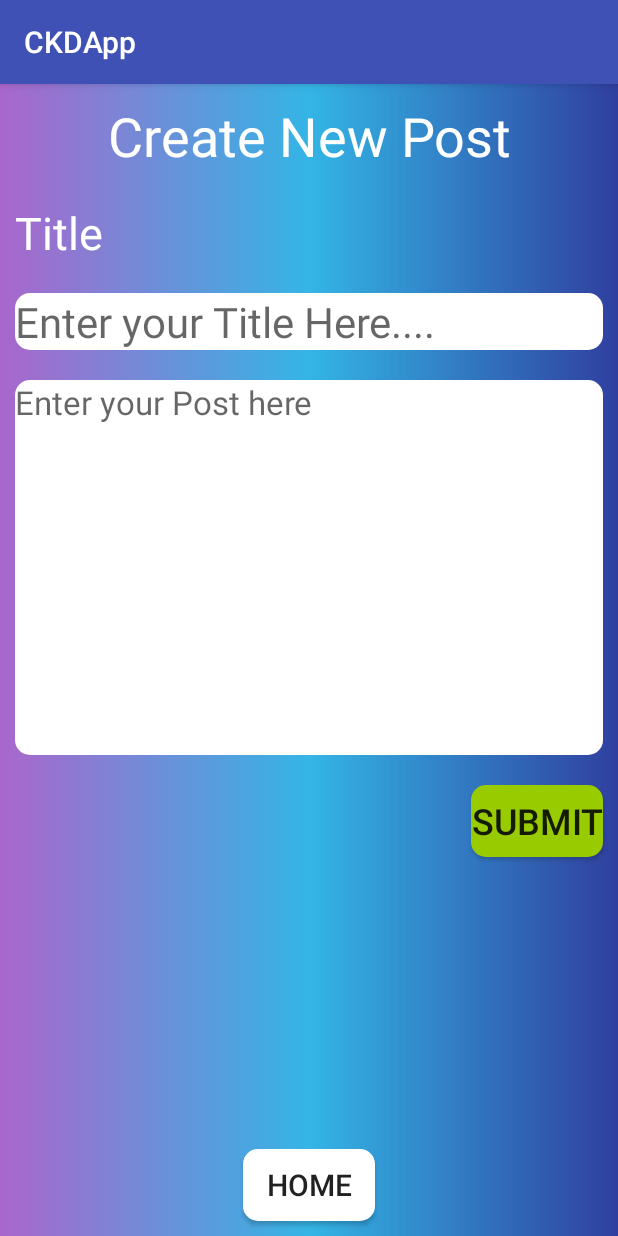
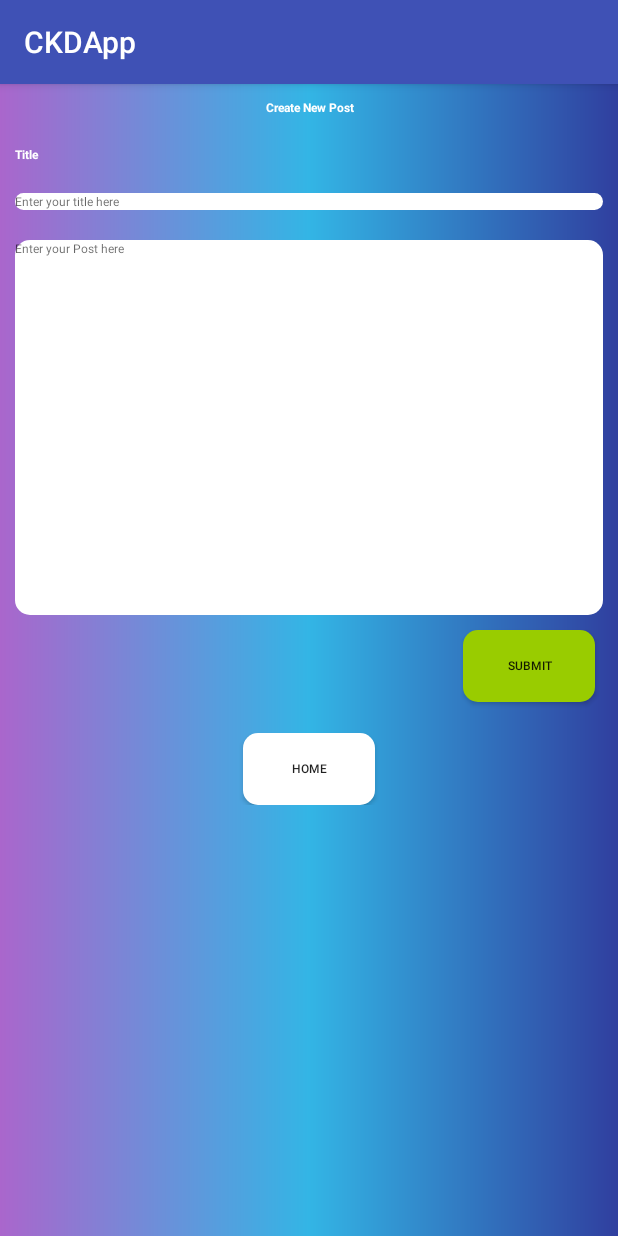
Before and after one commit to rav-singh/CKDApp, an Android app: the NewThread screen opened directly, with no data from a screen before it, on a phone screen of 412 x 824 dp. Run offline under Robolectric (Android 15) with nearby library versions, the phone set to English and light mode, and no system bars; our stand-ins replace Firebase (no records; nobody signed in at launch, a user with empty details on screens opened directly).

Commit message:
Entire activity now Scrollable. Set Title Length Limit. Updated TextSize to reference dimens.xml

```diff
--- a/app/src/main/res/layout/activity_new_thread.xml
+++ b/app/src/main/res/layout/activity_new_thread.xml
@@ -1,28 +1,35 @@
 <?xml version="1.0" encoding="utf-8"?>
-<LinearLayout xmlns:android="http://schemas.android.com/apk/res/android"
+<ScrollView xmlns:android="http://schemas.android.com/apk/res/android"
     android:layout_width="match_parent"
     android:layout_height="match_parent"
     android:orientation="vertical"
     android:background="@drawable/main_background_gradient">
+
+    <LinearLayout
+        android:layout_width="match_parent"
+        android:layout_height="wrap_content"
+        android:orientation="vertical">
 
         <TextView
             android:id="@+id/NewThread_TV_Header"
             android:layout_width="match_parent"
             android:layout_height="wrap_content"
             android:text="Create New Post"
+            android:textStyle="bold"
             android:layout_margin="10dp"
             android:textAlignment="center"
             android:textColor="@android:color/white"
-        android:textSize="36sp"/>
+            android:textSize="@dimen/text_size_xlarge"/>
 
         <TextView
             android:id="@+id/Title"
             android:layout_width="match_parent"
             android:layout_height="wrap_content"
             android:text="Title"
+            android:textStyle="bold"
             android:layout_margin="10dp"
             android:textColor="@android:color/white"
-        android:textSize="30sp"
+            android:textSize="@dimen/text_size_large"
      />
 
         <EditText
@@ -30,8 +37,9 @@
             android:layout_width="match_parent"
             android:layout_height="wrap_content"
             android:background="@drawable/rounded_corner_textview"
-        android:hint="Enter your Title Here...."
-        android:textSize="28sp"
+            android:maxLength="35"
+            android:hint="Enter your title here"
+            android:textSize="@dimen/text_size_large"
             android:layout_margin="10dp"
      />
 
@@ -41,7 +49,7 @@
             android:layout_height="250dp"
             android:background="@drawable/rounded_corner_textview"
             android:gravity="top"
-        android:textSize="22sp"
+            android:textSize="@dimen/text_size_medium"
             android:hint="Enter your Post here"
             android:layout_margin="10dp"
             android:inputType="textMultiLine" />
@@ -51,10 +59,10 @@
             android:id="@+id/NewThread_Btn_Submit"
             android:layout_width="wrap_content"
             android:layout_height="wrap_content"
-        android:layout_marginBottom="16dp"
-        android:textSize="24sp"
+            android:textSize="@dimen/text_size_medium"
             android:background="@drawable/button_background"
-        android:layout_margin="10dp"
+            android:layout_marginRight="15dp"
+            android:layout_marginBottom="5dp"
             android:layout_gravity="end"
             android:text="Submit" />
 
@@ -67,13 +75,13 @@
                 android:layout_height="wrap_content"
                 android:layout_width="wrap_content"
                 android:text="Home"
-            android:textSize="20sp"
+                android:textSize="@dimen/text_size_medium"
                 android:padding="10dp"
-            android:layout_marginBottom="10dp"
+                android:layout_marginBottom="15dp"
                 android:background="@drawable/button_home_background"
                 android:layout_alignParentBottom="true"
                 android:layout_centerHorizontal="true"/>
 
         </RelativeLayout>
-
     </LinearLayout>
+</ScrollView>
```
Lines whose indentation alone changed are shown as unchanged.
